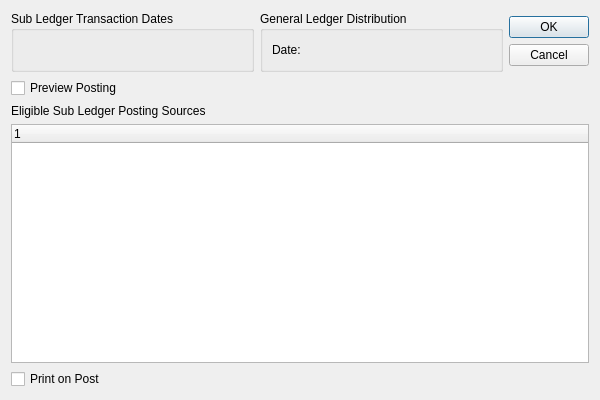
The window that guiclient/postSubLedger.ui (Pegasus-RPG/xtuple-client) describes before a commit, drawn with Qt 5.
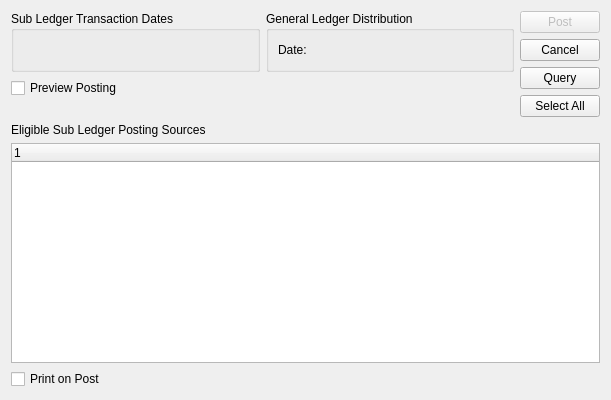
The same window after the commit. Custom widgets are drawn as their Qt base class.

Commit message: issue #5121:  Add right click support for drill down on Post Subledger window.  Also refine GLTransaction report some and tweak incident workbench to handle new default value.

Patch:
```diff
--- a/guiclient/postSubLedger.ui
+++ b/guiclient/postSubLedger.ui
@@ -1,18 +1,22 @@
 <?xml version="1.0" encoding="UTF-8"?>
 <ui version="4.0">
  <class>postSubLedger</class>
- <widget class="QDialog" name="postSubLedger">
+ <widget class="QWidget" name="postSubLedger">
   <property name="geometry">
    <rect>
     <x>0</x>
     <y>0</y>
-    <width>600</width>
+    <width>611</width>
     <height>400</height>
    </rect>
   </property>
   <property name="windowTitle">
    <string>Post Subledger</string>
   </property>
+  <layout class="QGridLayout" name="gridLayout_5">
+   <item row="0" column="0">
+    <layout class="QVBoxLayout" name="verticalLayout_2">
+     <item>
   <layout class="QGridLayout" name="gridLayout_3">
    <item row="0" column="0">
     <widget class="QGroupBox" name="_subLedgerGroup">
@@ -75,22 +79,6 @@
      </layout>
     </widget>
    </item>
-   <item row="0" column="2">
-    <widget class="QDialogButtonBox" name="_buttonBox">
-     <property name="sizePolicy">
-      <sizepolicy hsizetype="Preferred" vsizetype="Fixed">
-       <horstretch>0</horstretch>
-       <verstretch>0</verstretch>
-      </sizepolicy>
-     </property>
-     <property name="orientation">
-      <enum>Qt::Vertical</enum>
-     </property>
-     <property name="standardButtons">
-      <set>QDialogButtonBox::Cancel|QDialogButtonBox::Ok</set>
-     </property>
-    </widget>
-   </item>
    <item row="1" column="0">
     <widget class="XCheckBox" name="_preview">
      <property name="text">
@@ -101,17 +89,103 @@
      </property>
     </widget>
    </item>
-   <item row="2" column="0">
+      </layout>
+     </item>
+     <item>
+      <spacer name="verticalSpacer_2">
+       <property name="orientation">
+        <enum>Qt::Vertical</enum>
+       </property>
+       <property name="sizeHint" stdset="0">
+        <size>
+         <width>20</width>
+         <height>0</height>
+        </size>
+       </property>
+      </spacer>
+     </item>
+    </layout>
+   </item>
+   <item row="0" column="1">
+    <layout class="QVBoxLayout" name="verticalLayout">
+     <item>
+      <widget class="QPushButton" name="_post">
+       <property name="enabled">
+        <bool>false</bool>
+       </property>
+       <property name="text">
+        <string>Post</string>
+       </property>
+      </widget>
+     </item>
+     <item>
+      <widget class="QPushButton" name="_cancel">
+       <property name="text">
+        <string>Cancel</string>
+       </property>
+      </widget>
+     </item>
+     <item>
+      <widget class="QPushButton" name="_query">
+       <property name="text">
+        <string>Query</string>
+       </property>
+      </widget>
+     </item>
+     <item>
+      <widget class="QPushButton" name="_selectAll">
+       <property name="text">
+        <string>Select All</string>
+       </property>
+      </widget>
+     </item>
+     <item>
+      <spacer name="verticalSpacer">
+       <property name="orientation">
+        <enum>Qt::Vertical</enum>
+       </property>
+       <property name="sizeHint" stdset="0">
+        <size>
+         <width>20</width>
+         <height>0</height>
+        </size>
+       </property>
+      </spacer>
+     </item>
+    </layout>
+   </item>
+   <item row="1" column="0" colspan="2">
+    <widget class="QFrame" name="_frame">
+     <property name="sizePolicy">
+      <sizepolicy hsizetype="Preferred" vsizetype="Preferred">
+       <horstretch>0</horstretch>
+       <verstretch>1</verstretch>
+      </sizepolicy>
+     </property>
+     <property name="frameShape">
+      <enum>QFrame::NoFrame</enum>
+     </property>
+     <property name="frameShadow">
+      <enum>QFrame::Raised</enum>
+     </property>
+     <layout class="QGridLayout" name="gridLayout_4">
+      <property name="margin">
+       <number>0</number>
+      </property>
+      <item row="0" column="0">
     <widget class="QLabel" name="_sourcesLit">
      <property name="text">
       <string>Eligible Sub Ledger Posting Sources</string>
      </property>
     </widget>
    </item>
-   <item row="3" column="0" colspan="3">
+      <item row="1" column="0">
     <widget class="XTreeWidget" name="_sources"/>
    </item>
-   <item row="4" column="0">
+     </layout>
+    </widget>
+   </item>
+   <item row="2" column="0">
     <widget class="XCheckBox" name="_print">
      <property name="text">
       <string>Print on Post</string>
```
Left out of the diff: 20 changed lines with no effect on the pictures. Lines whose indentation alone changed are shown as unchanged. The commit also changes 8 other files.
